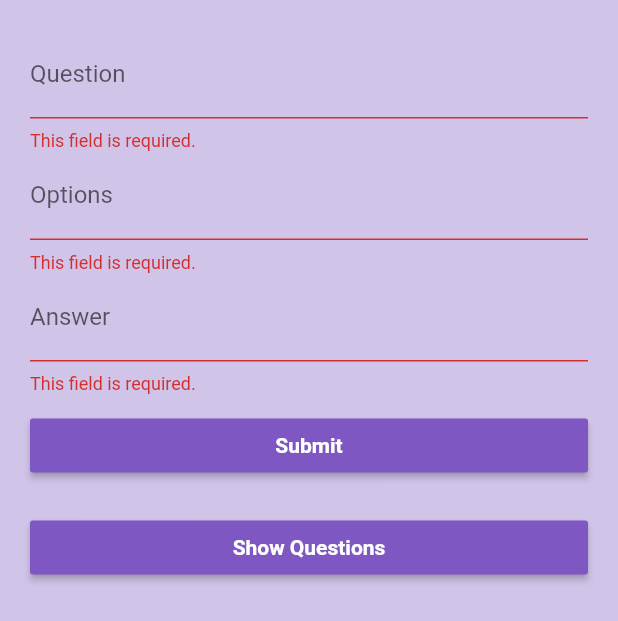
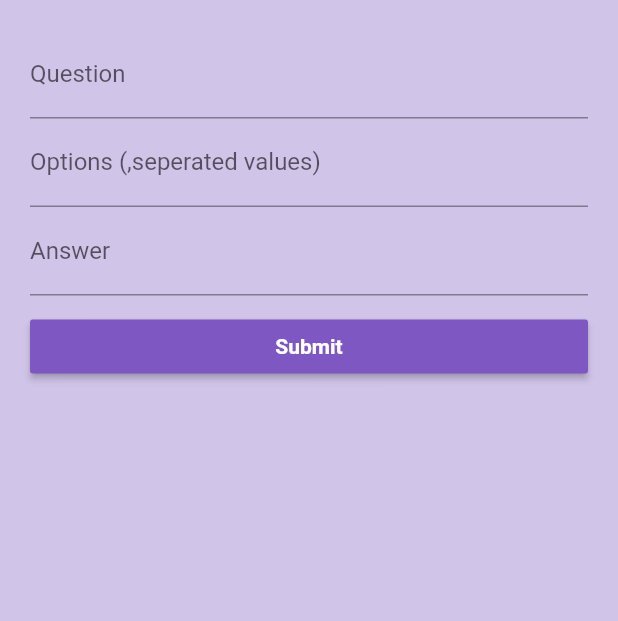
Before and after one commit to adepusai123/KidsExam, a Flutter app: the AdminScreen widget shown alone on an empty page, opened directly, after a tap on "Submit", on a phone screen of 412 x 824 dp. Shown: the top 621 px of the screen. Run offline on Flutter 3.47's test engine with Material 2 defaults, Android fonts, the phone set to English and light mode, and no system bars; our stand-ins replace sqflite; accounts and stored records are empty.

```diff
--- a/lib/screens/admin/admin_screen.dart
+++ b/lib/screens/admin/admin_screen.dart
@@ -60,7 +60,7 @@ class _AdminScreenState extends State<AdminScreen> {
                   ),
                   FormTextField(
                     ctrlInput: _ctrlOptions,
-                    labelText: 'Options',
+                    labelText: 'Options (,seperated values)',
                     onSaved: (val) {
                       setState(() {
                         _question.options = val;
@@ -103,26 +103,6 @@ class _AdminScreenState extends State<AdminScreen> {
                       ),
                     ),
                   ),
-                  Container(
-                    width: double.infinity,
-                    margin: EdgeInsets.symmetric(vertical: 10),
-                    child: RaisedButton(
-                      color: Colors.deepPurple[400],
-                      onPressed: () {
-                        Navigator.push(context,
-                            MaterialPageRoute(builder: (context) {
-                          return Questions();
-                        }));
-                      },
-                      child: Text(
-                        'Show Questions',
-                        style: TextStyle(
-                          color: Colors.white,
-                          fontWeight: FontWeight.bold,
-                        ),
-                      ),
-                    ),
-                  ),
                 ],
               ),
             ),
@@ -136,8 +116,17 @@ class _AdminScreenState extends State<AdminScreen> {
     var form = _formKey.currentState;
     if (form.validate()) {
       form.save();
-      print(_question.toMap());
       await dbHelper.insertQuestion(_question);
     }
+    _resetForm();
+  }
+
+  _resetForm() {
+    setState(() {
+      _formKey.currentState.reset();
+      _ctrlQuestion.clear();
+      _ctrlOptions.clear();
+      _ctrlAnswer.clear();
+    });
   }
 }
--- a/lib/screens/welcome/welcome_screen.dart
+++ b/lib/screens/welcome/welcome_screen.dart
@@ -62,7 +62,7 @@ class _WelcomeScreenState extends State<WelcomeScreen> {
               hoverColor: Colors.deepPurple[100],
               autofocus: true,
               title: Text(
-                'Admin Login',
+                'Questions',
                 textAlign: TextAlign.center,
                 style: TextStyle(
                   color: Colors.black,
@@ -71,7 +71,7 @@ class _WelcomeScreenState extends State<WelcomeScreen> {
               ),
               onTap: () {
                 setState(() {
-                  _screen = 'admin';
+                  _screen = 'questions';
                 });
                 Navigator.pop(context);
               },
@@ -84,7 +84,7 @@ class _WelcomeScreenState extends State<WelcomeScreen> {
               hoverColor: Colors.deepPurple[100],
               autofocus: true,
               title: Text(
-                'Questions',
+                'Add Question',
                 textAlign: TextAlign.center,
                 style: TextStyle(
                   color: Colors.black,
@@ -93,7 +93,7 @@ class _WelcomeScreenState extends State<WelcomeScreen> {
               ),
               onTap: () {
                 setState(() {
-                  _screen = 'questions';
+                  _screen = 'admin';
                 });
                 Navigator.pop(context);
               },
```
